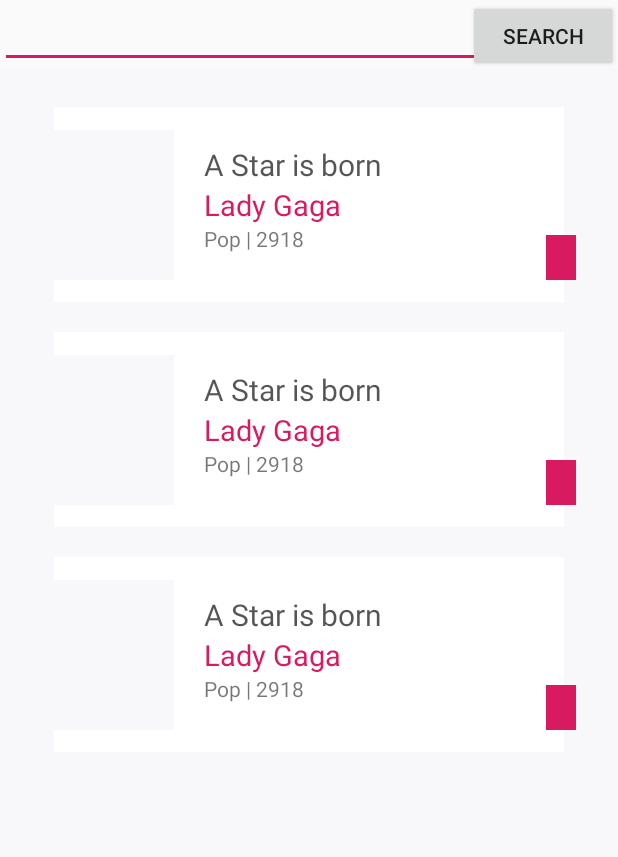
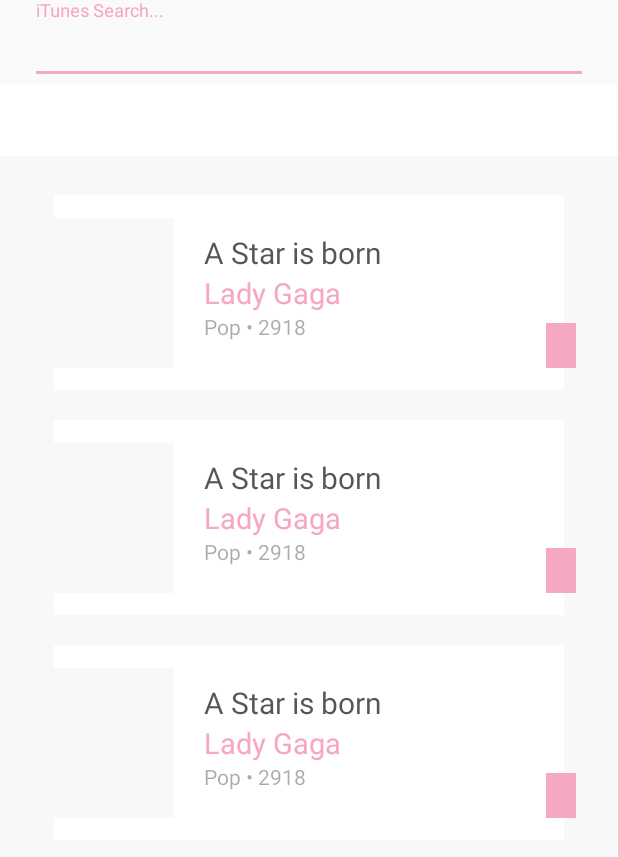
Before and after one commit to bonarmada/apt-ser, an Android app: the layout activity_main.xml on its own in the app's theme, with its tools: preview values and no code run, on a phone screen of 412 x 824 dp. Shown: the top 857 px of the screen. Run offline under Robolectric (Android 15) with nearby library versions, the phone set to English and light mode, and no system bars; plain views replace RoundRectView.

Commit message:
Updated color palette, updated list ui

```diff
--- a/app/build.gradle
+++ b/app/build.gradle
@@ -55,10 +55,10 @@ dependencies {
     implementation 'androidx.core:core-ktx:1.2.0'
     implementation 'androidx.constraintlayout:constraintlayout:1.1.3'
 
+    implementation "androidx.swiperefreshlayout:swiperefreshlayout:1.0.0"
     implementation "androidx.cardview:cardview:1.0.0"
     implementation "androidx.recyclerview:recyclerview:1.1.0"
-//    // For control over item selection of both touch and mouse driven selection
-//    implementation "androidx.recyclerview:recyclerview-selection:1.1.0-rc01"
+    implementation 'com.google.android.material:material:1.1.0'
 
     //
     implementation 'com.github.florent37:shapeofview:1.4.5'
--- a/app/src/main/java/io/github/bonarmada/apt_ser/data/model/MediaDataModel.kt
+++ b/app/src/main/java/io/github/bonarmada/apt_ser/data/model/MediaDataModel.kt
@@ -2,9 +2,6 @@ package io.github.bonarmada.apt_ser.data.model
 
 import androidx.room.Entity
 import androidx.room.PrimaryKey
-import androidx.room.TypeConverter
-import androidx.room.TypeConverters
-import io.github.bonarmada.apt_ser.ui.util.DateConverter
 import java.util.*
 
 @Entity(tableName = "media_table")
--- a/app/src/main/res/layout/activity_main.xml
+++ b/app/src/main/res/layout/activity_main.xml
@@ -6,33 +6,60 @@
     android:layout_height="match_parent"
     tools:context=".view.ui.main.MainActivity">
 
-    <androidx.appcompat.widget.AppCompatEditText
-        android:id="@+id/search"
+    <com.google.android.material.tabs.TabLayout
+        android:id="@+id/tabLayout"
         android:layout_width="match_parent"
         android:layout_height="wrap_content"
+        android:background="@color/white"
         app:layout_constraintLeft_toLeftOf="parent"
-        app:layout_constraintRight_toLeftOf="@id/btnSearch"
-        app:layout_constraintTop_toTopOf="parent" />
+        app:layout_constraintRight_toRightOf="parent"
+        app:layout_constraintTop_toBottomOf="@id/searchInputLayout"
+        app:tabBackground="@null"
+        app:tabIndicatorColor="@color/colorAccent"
+        app:tabMode="scrollable"
+        app:tabSelectedTextColor="@color/colorAccent"
+        app:tabTextColor="@color/itemColorCaption">
 
-    <androidx.appcompat.widget.AppCompatButton
-        android:id="@+id/btnSearch"
-        android:layout_width="100dp"
+    </com.google.android.material.tabs.TabLayout>
+
+    <com.google.android.material.textfield.TextInputLayout
+        android:id="@+id/searchInputLayout"
+        android:layout_width="match_parent"
         android:layout_height="wrap_content"
-        android:text="search"
-        app:layout_constraintRight_toRightOf="parent"
-        app:layout_constraintTop_toTopOf="parent" />
+        android:layout_marginHorizontal="20dp"
+        android:hint="@string/search"
+        app:endIconMode="clear_text"
+        app:layout_constraintLeft_toLeftOf="parent"
+        app:layout_constraintRight_toLeftOf="parent"
+        app:layout_constraintTop_toTopOf="parent">
 
+        <com.google.android.material.textfield.TextInputEditText
+            android:id="@+id/search"
+            android:layout_width="match_parent"
+            android:singleLine="true"
+            android:maxLines="1"
+            android:layout_height="wrap_content"
+            android:imeOptions="actionGo" />
 
-    <androidx.recyclerview.widget.RecyclerView
-        android:id="@+id/recyclerView"
+    </com.google.android.material.textfield.TextInputLayout>
+
+    <androidx.swiperefreshlayout.widget.SwipeRefreshLayout
+        android:id="@+id/recyclerViewContainer"
         android:layout_width="0dp"
         android:layout_height="0dp"
-        tools:listitem="@layout/item_media"
-        android:background="@color/athensGray"
-        android:padding="16dp"
         app:layout_constraintBottom_toBottomOf="parent"
         app:layout_constraintLeft_toLeftOf="parent"
         app:layout_constraintRight_toRightOf="parent"
-        app:layout_constraintTop_toBottomOf="@id/search" />
+        app:layout_constraintTop_toBottomOf="@id/tabLayout">
+
+        <androidx.recyclerview.widget.RecyclerView
+            android:id="@+id/recyclerView"
+            android:layout_width="match_parent"
+            android:layout_height="match_parent"
+            android:background="@color/athensGray"
+            android:padding="16dp"
+            tools:listitem="@layout/item_media" />
+
+    </androidx.swiperefreshlayout.widget.SwipeRefreshLayout>
 
 </androidx.constraintlayout.widget.ConstraintLayout>
--- a/app/src/main/res/layout/item_media.xml
+++ b/app/src/main/res/layout/item_media.xml
@@ -47,43 +47,43 @@
                     android:layout_width="match_parent"
                     android:layout_height="wrap_content"
                     android:background="@null"
+                    android:gravity="left"
+                    android:maxLines="1"
+                    android:text="@{String.valueOf(item.trackName)}"
                     android:textColor="@color/itemColorPrimary"
-                    android:text="@{String.valueOf(item.trackName)}"
                     android:textSize="20sp"
-                    android:maxLines="1"
-                    android:gravity="left"
-                    app:layout_constraintRight_toRightOf="parent"
                     app:layout_constraintBottom_toTopOf="@id/artistName"
                     app:layout_constraintLeft_toLeftOf="parent"
+                    app:layout_constraintRight_toRightOf="parent"
                     tools:text="A Star is born" />
 
                 <androidx.appcompat.widget.AppCompatTextView
                     android:id="@+id/artistName"
                     android:layout_width="match_parent"
                     android:layout_height="wrap_content"
-                    android:text="@{String.valueOf(item.artistName)}"
-                    android:textSize="19sp"
+                    android:gravity="left"
                     android:maxLines="1"
                     android:singleLine="true"
+                    android:text="@{String.valueOf(item.artistName)}"
 
                     android:textColor="@color/colorAccent"
+                    android:textSize="19sp"
                     app:layout_constraintBottom_toBottomOf="parent"
-                    tools:text="Lady Gaga"
-                    android:gravity="left"
                     app:layout_constraintLeft_toLeftOf="parent"
                     app:layout_constraintTop_toBottomOf="parent"
-                    app:layout_constraintTop_toTopOf="parent" />
+                    app:layout_constraintTop_toTopOf="parent"
+                    tools:text="Lady Gaga" />
 
                 <androidx.appcompat.widget.AppCompatTextView
                     android:id="@+id/shortDescription"
                     android:layout_width="match_parent"
+                    android:layout_height="wrap_content"
+                    android:text="@{item.primaryGenreName +  ' ' + '\u2022' + ' ' + UtilKt.getYearString(item.releaseDate)}"
                     android:textColor="@color/itemColorCaption"
-                    tools:text="Pop | 2918"
                     android:textSize="14sp"
-                    android:layout_height="wrap_content"
-                    android:text="@{item.primaryGenreName + ` | ` + UtilKt.getYearString(item.releaseDate)}"
                     app:layout_constraintLeft_toLeftOf="parent"
-                    app:layout_constraintTop_toBottomOf="@id/artistName" />
+                    app:layout_constraintTop_toBottomOf="@id/artistName"
+                    tools:text="Pop \u2022 2918" />
 
             </androidx.constraintlayout.widget.ConstraintLayout>
         </com.github.florent37.shapeofview.shapes.RoundRectView>
@@ -105,9 +105,9 @@
             <androidx.appcompat.widget.AppCompatImageView
                 android:id="@+id/artwork"
                 android:layout_width="match_parent"
+                android:layout_height="match_parent"
+                android:background="@color/athensGray"
                 android:scaleType="fitXY"
-                android:background="@color/athensGray"
-                android:layout_height="match_parent"
                 app:imageUrl="@{item.artworkUrl100}" />
         </com.github.florent37.shapeofview.shapes.RoundRectView>
 
--- a/app/src/main/res/values/colors.xml
+++ b/app/src/main/res/values/colors.xml
@@ -1,13 +1,13 @@
 <?xml version="1.0" encoding="utf-8"?>
 <resources>
-    <color name="colorPrimary">#008577</color>
-    <color name="colorPrimaryDark">#00574B</color>
-    <color name="colorAccent">#D81B60</color>
+    <color name="colorPrimary">#B4D7E6</color>
+    <color name="colorPrimaryDark">#6dacc7</color>
+    <color name="colorAccent">#f6a7c1</color>
 
     <color name="itemColorPrimary">#AA000000</color>
-    <color name="itemColorCaption">#88000000</color>
+    <color name="itemColorCaption">#55000000</color>
 
-    <color name="white">#F8F8FA</color>
+    <color name="white">#FFFFFF</color>
     <color name="black">#000000</color>
     <color name="athensGray">#F8F8FA</color>
 </resources>
--- a/app/src/main/res/values/strings.xml
+++ b/app/src/main/res/values/strings.xml
@@ -1,3 +1,4 @@
 <resources>
     <string name="app_name">Apt-ser</string>
+    <string name="search">iTunes Search...</string>
 </resources>
```
Also changed, not shown: app/src/main/java/io/github/bonarmada/apt_ser/ui/main/MainActivity.kt (+63 -2 lines), app/src/main/java/io/github/bonarmada/apt_ser/ui/main/MainViewModel.kt (+5 -3 lines), app/src/main/java/io/github/bonarmada/apt_ser/ui/util/MediaType.kt (added, +15 -0 lines).
